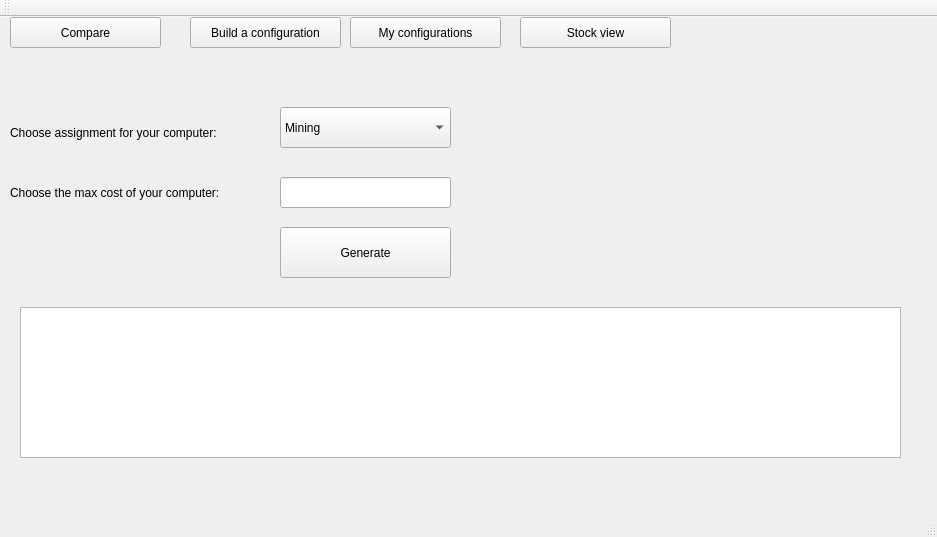
The window that mainwindow.ui (uAnthony/CursUbuntu) describes before a commit, drawn with Qt 5.
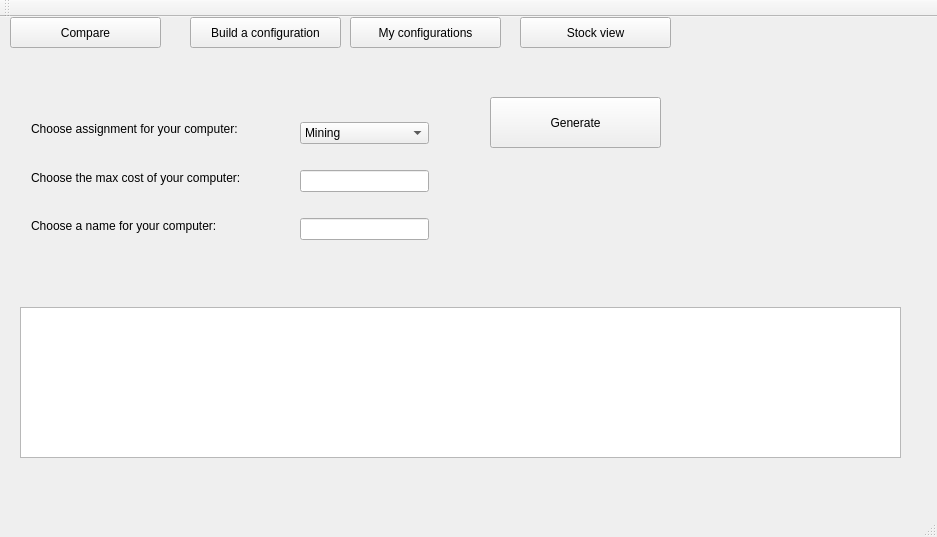
The same window after the commit. The open tabs and pages were chosen to show the change.

The edit to the form file:
```diff
--- a/mainwindow.ui
+++ b/mainwindow.ui
@@ -118,77 +118,11 @@
      </widget>
     </widget>
     <widget class="QWidget" name="secondPageWidget">
-     <widget class="QComboBox" name="comboBox">
-      <property name="geometry">
-       <rect>
-        <x>280</x>
-        <y>40</y>
-        <width>171</width>
-        <height>41</height>
-       </rect>
-      </property>
-      <item>
-       <property name="text">
-        <string>Mining</string>
-       </property>
-      </item>
-      <item>
-       <property name="text">
-        <string>Gaming</string>
-       </property>
-      </item>
-      <item>
-       <property name="text">
-        <string>Math</string>
-       </property>
-      </item>
-      <item>
-       <property name="text">
-        <string>Graphic</string>
-       </property>
-      </item>
-     </widget>
-     <widget class="QLabel" name="label">
-      <property name="geometry">
-       <rect>
-        <x>10</x>
-        <y>40</y>
-        <width>271</width>
-        <height>51</height>
-       </rect>
-      </property>
-      <property name="text">
-       <string>Choose assignment for your computer:</string>
-      </property>
-     </widget>
-     <widget class="QLabel" name="label_2">
-      <property name="geometry">
-       <rect>
-        <x>10</x>
-        <y>100</y>
-        <width>331</width>
-        <height>51</height>
-       </rect>
-      </property>
-      <property name="text">
-       <string>Choose the max cost of your computer:</string>
-      </property>
-     </widget>
-     <widget class="QLineEdit" name="MaxCost">
-      <property name="geometry">
-       <rect>
-        <x>280</x>
-        <y>110</y>
-        <width>171</width>
-        <height>31</height>
-       </rect>
-      </property>
-     </widget>
      <widget class="QPushButton" name="button_generate">
       <property name="geometry">
        <rect>
-        <x>280</x>
-        <y>160</y>
+        <x>490</x>
+        <y>30</y>
         <width>171</width>
         <height>51</height>
        </rect>
@@ -207,6 +141,107 @@
        </rect>
       </property>
      </widget>
+     <widget class="QWidget" name="verticalLayoutWidget_2">
+      <property name="geometry">
+       <rect>
+        <x>20</x>
+        <y>30</y>
+        <width>268</width>
+        <height>161</height>
+       </rect>
+      </property>
+      <layout class="QVBoxLayout" name="verticalLayout">
+       <item>
+        <widget class="QLabel" name="label">
+         <property name="text">
+          <string>Choose assignment for your computer:</string>
+         </property>
+        </widget>
+       </item>
+       <item>
+        <widget class="QLabel" name="label_2">
+         <property name="text">
+          <string>Choose the max cost of your computer:</string>
+         </property>
+        </widget>
+       </item>
+       <item>
+        <widget class="QLabel" name="label_3">
+         <property name="text">
+          <string>Choose a name for your computer:</string>
+         </property>
+        </widget>
+       </item>
+      </layout>
+     </widget>
+     <widget class="QWidget" name="verticalLayoutWidget_3">
+      <property name="geometry">
+       <rect>
+        <x>289</x>
+        <y>24</y>
+        <width>151</width>
+        <height>181</height>
+       </rect>
+      </property>
+      <layout class="QVBoxLayout" name="verticalLayout_3">
+       <item>
+        <widget class="QComboBox" name="comboBox">
+         <item>
+          <property name="text">
+           <string>Mining</string>
+          </property>
+         </item>
+         <item>
+          <property name="text">
+           <string>Gaming</string>
+          </property>
+         </item>
+         <item>
+          <property name="text">
+           <string>Math</string>
+          </property>
+         </item>
+         <item>
+          <property name="text">
+           <string>Graphic</string>
+          </property>
+         </item>
+        </widget>
+       </item>
+       <item>
+        <widget class="QLineEdit" name="MaxCost"/>
+       </item>
+       <item>
+        <widget class="QLineEdit" name="name"/>
+       </item>
+      </layout>
+     </widget>
+     <widget class="QLabel" name="Label_error_name">
+      <property name="geometry">
+       <rect>
+        <x>460</x>
+        <y>150</y>
+        <width>351</width>
+        <height>31</height>
+       </rect>
+      </property>
+      <property name="text">
+       <string/>
+      </property>
+     </widget>
+     <widget class="QLabel" name="Label_error_cost">
+      <property name="geometry">
+       <rect>
+        <x>460</x>
+        <y>100</y>
+        <width>351</width>
+        <height>31</height>
+       </rect>
+      </property>
+      <property name="text">
+       <string/>
+      </property>
+     </widget>
     </widget>
     <widget class="QWidget" name="thirdPageWidget">
      <widget class="QPushButton" name="pushButton_6">
```
